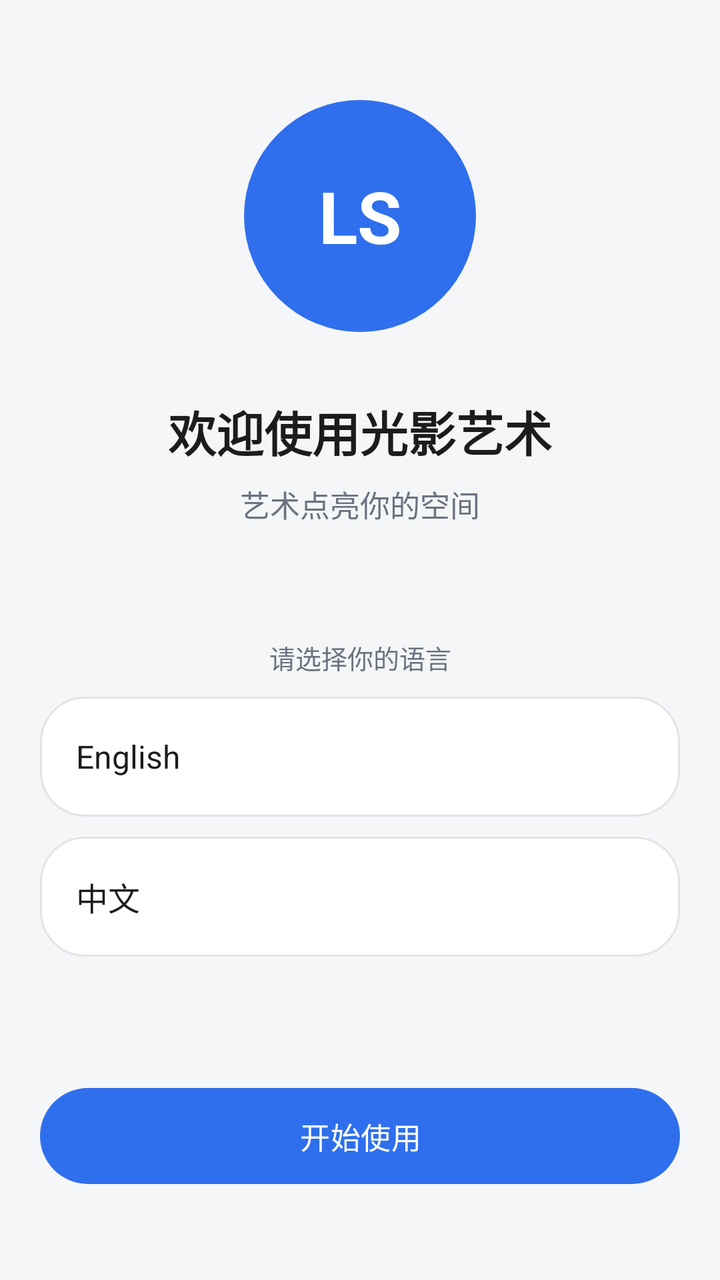
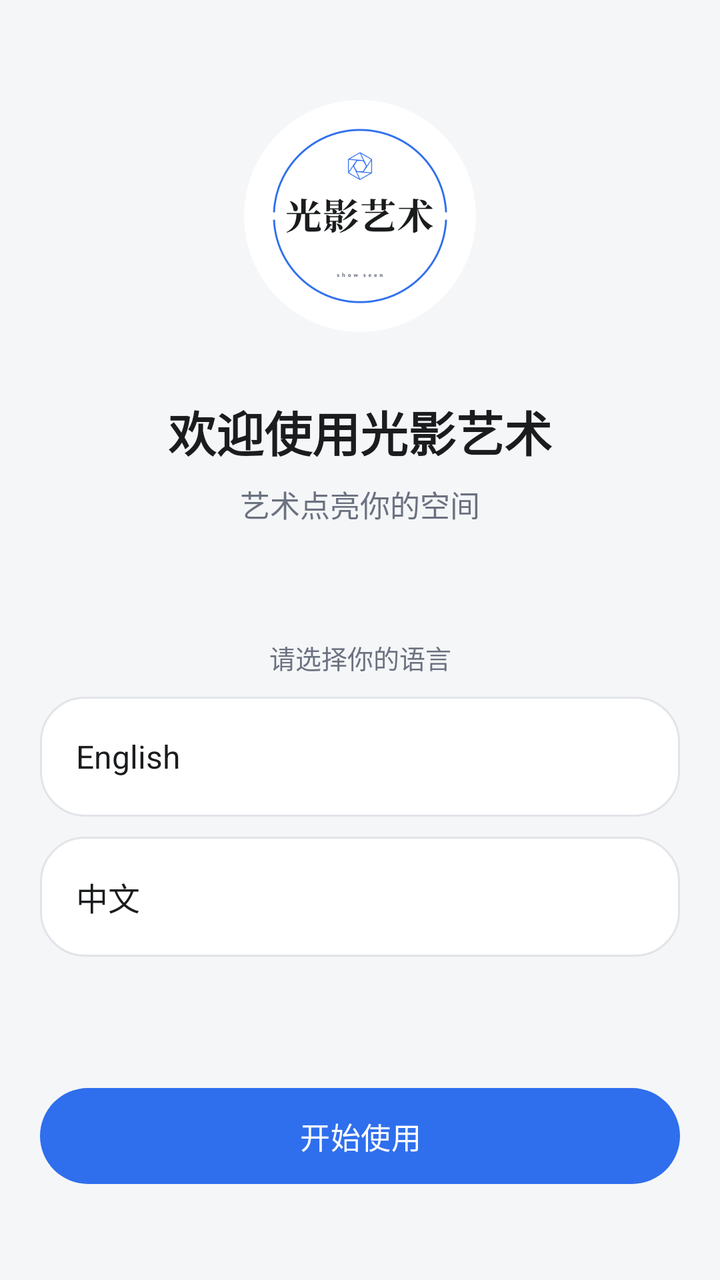

Screens rendered from an Android XML layout before and after an edit, with the pre-edit source and the edit as a unified diff.
<!-- AndroidManifest.xml: application theme Theme.LightShadowArtPhone -->
<!-- res/layout/activity_welcome.xml -->
<?xml version="1.0" encoding="utf-8"?>
<LinearLayout xmlns:android="http://schemas.android.com/apk/res/android"
    xmlns:app="http://schemas.android.com/apk/res-auto"
    android:layout_width="match_parent"
    android:layout_height="match_parent"
    android:background="@color/app_bg"
    android:orientation="vertical">

    <ScrollView
        android:layout_width="match_parent"
        android:layout_height="0dp"
        android:layout_weight="1"
        android:clipToPadding="false"
        android:fillViewport="true">

        <LinearLayout
            android:layout_width="match_parent"
            android:layout_height="wrap_content"
            android:orientation="vertical"
            android:paddingStart="@dimen/page_horizontal_padding"
            android:paddingTop="@dimen/page_vertical_padding"
            android:paddingEnd="@dimen/page_horizontal_padding"
            android:paddingBottom="@dimen/page_vertical_padding">

            
            <Space
                android:layout_width="match_parent"
                android:layout_height="0dp"
                android:layout_weight="0.4" />

            
            <TextView
                android:id="@+id/tv_welcome_logo"
                android:layout_width="@dimen/welcome_logo_size"
                android:layout_height="@dimen/welcome_logo_size"
                android:layout_gravity="center_horizontal"
                android:background="@drawable/bg_logo_disc"
                android:gravity="center"
                android:text="@string/welcome_logo_mark"
                android:textColor="@color/on_primary"
                android:textSize="@dimen/text_welcome_logo"
                android:textStyle="bold" />

            <TextView
                android:id="@+id/tv_welcome_title"
                style="@style/Text.TitleLarge"
                android:layout_width="match_parent"
                android:layout_height="wrap_content"
                android:layout_marginTop="@dimen/welcome_title_gap"
                android:gravity="center"
                android:text="@string/welcome_title" />

            <TextView
                android:id="@+id/tv_welcome_subtitle"
                style="@style/Text.Body"
                android:layout_width="match_parent"
                android:layout_height="wrap_content"
                android:layout_marginTop="@dimen/welcome_subtitle_gap"
                android:gravity="center"
                android:text="@string/welcome_subtitle"
                android:textColor="@color/text_secondary" />

            
            <TextView
                style="@style/Text.Hint"
                android:layout_width="match_parent"
                android:layout_height="wrap_content"
                android:layout_marginTop="@dimen/welcome_language_gap"
                android:layout_marginBottom="@dimen/item_gap"
                android:gravity="center"
                android:text="@string/welcome_choose_language" />

            <LinearLayout
                android:id="@+id/card_language_en"
                android:layout_width="match_parent"
                android:layout_height="wrap_content"
                android:background="@drawable/bg_card_outline"
                android:clickable="true"
                android:contentDescription="@string/language_en"
                android:focusable="true"
                android:gravity="center_vertical"
                android:minHeight="60dp"
                android:orientation="horizontal"
                android:paddingStart="@dimen/card_padding"
                android:paddingEnd="@dimen/card_padding">

                <TextView
                    android:id="@+id/tv_language_en"
                    style="@style/Text.RowTitle"
                    android:layout_width="0dp"
                    android:layout_height="wrap_content"
                    android:layout_weight="1"
                    android:importantForAccessibility="no"
                    android:text="@string/language_en" />

                <ImageView
                    android:id="@+id/iv_language_en_check"
                    android:layout_width="22dp"
                    android:layout_height="22dp"
                    android:contentDescription="@null"
                    android:importantForAccessibility="no"
                    android:src="@drawable/ic_check_circle"
                    android:visibility="invisible"
                    app:tint="@color/primary_blue" />
            </LinearLayout>

            <LinearLayout
                android:id="@+id/card_language_zh"
                android:layout_width="match_parent"
                android:layout_height="wrap_content"
                android:layout_marginTop="@dimen/item_gap"
                android:background="@drawable/bg_card_outline"
                android:clickable="true"
                android:contentDescription="@string/language_zh"
                android:focusable="true"
                android:gravity="center_vertical"
                android:minHeight="60dp"
                android:orientation="horizontal"
                android:paddingStart="@dimen/card_padding"
                android:paddingEnd="@dimen/card_padding">

                <TextView
                    android:id="@+id/tv_language_zh"
                    style="@style/Text.RowTitle"
                    android:layout_width="0dp"
                    android:layout_height="wrap_content"
                    android:layout_weight="1"
                    android:importantForAccessibility="no"
                    android:text="@string/language_zh" />

                <ImageView
                    android:id="@+id/iv_language_zh_check"
                    android:layout_width="22dp"
                    android:layout_height="22dp"
                    android:contentDescription="@null"
                    android:importantForAccessibility="no"
                    android:src="@drawable/ic_check_circle"
                    android:visibility="invisible"
                    app:tint="@color/primary_blue" />
            </LinearLayout>

            
            <Space
                android:layout_width="match_parent"
                android:layout_height="0dp"
                android:layout_weight="1.0" />

            <com.google.android.material.button.MaterialButton
                android:id="@+id/btn_welcome_start"
                style="@style/PillButton"
                android:layout_width="match_parent"
                android:layout_height="wrap_content"
                android:layout_marginBottom="@dimen/welcome_start_bottom_gap"
                android:text="@string/welcome_get_started" />
        </LinearLayout>
    </ScrollView>
</LinearLayout>
<!-- resources referenced by this layout -->
<resources>
  <color name="app_bg">#F5F6F8</color>
  <color name="on_primary">#FFFFFF</color>
  <color name="primary_blue">#2F6FED</color>
  <color name="text_secondary">#6B7280</color>
  <dimen name="card_padding">18dp</dimen>
  <dimen name="item_gap">10dp</dimen>
  <dimen name="page_horizontal_padding">20dp</dimen>
  <dimen name="page_vertical_padding">24dp</dimen>
  <dimen name="text_welcome_logo">36sp</dimen>
  <dimen name="welcome_language_gap">56dp</dimen>
  <dimen name="welcome_logo_size">116dp</dimen>
  <dimen name="welcome_start_bottom_gap">24dp</dimen>
  <dimen name="welcome_subtitle_gap">8dp</dimen>
  <dimen name="welcome_title_gap">32dp</dimen>
  <!-- drawable bg_card_outline (drawable) -->
  <?xml version="1.0" encoding="utf-8"?>
  <shape xmlns:android="http://schemas.android.com/apk/res/android"
      android:shape="rectangle">
      <solid android:color="@color/card_bg" />
      <stroke
          android:width="@dimen/divider_width"
          android:color="@color/divider_stroke" />
      <corners android:radius="@dimen/corner_large" />
  </shape>
  <!-- drawable bg_logo_disc (drawable) -->
  <?xml version="1.0" encoding="utf-8"?>
  <shape xmlns:android="http://schemas.android.com/apk/res/android"
      android:shape="oval">
      <solid android:color="@color/primary_blue" />
  </shape>
  <!-- drawable ic_check_circle (drawable) -->
  <?xml version="1.0" encoding="utf-8"?>
  <vector xmlns:android="http://schemas.android.com/apk/res/android"
      android:width="24dp"
      android:height="24dp"
      android:viewportWidth="24"
      android:viewportHeight="24">
      <path
          android:fillColor="@color/text_primary"
          android:pathData="M12 2.8A9.2 9.2 0 1 0 12 21.2 9.2 9.2 0 0 0 12 2.8zm-1.3 13.3-3.4-3.4 1.5-1.5 1.9 1.9 4.9-4.9 1.5 1.5z" />
  </vector>
  <string name="language_en">English</string>
  <string name="language_zh">中文</string>
  <string name="welcome_choose_language">请选择你的语言</string>
  <string name="welcome_get_started">开始使用</string>
  <string name="welcome_logo_mark">LS</string>
  <string name="welcome_subtitle">艺术点亮你的空间</string>
  <string name="welcome_title">欢迎使用光影艺术</string>
  <style name="Text.Body" parent="">
          <item name="android:textColor">@color/text_primary</item>
          <item name="android:textSize">@dimen/text_body</item>
          <item name="android:lineSpacingMultiplier">1.15</item>
      </style>
  <style name="Text.Hint" parent="">
          <item name="android:textColor">@color/text_secondary</item>
          <item name="android:textSize">@dimen/text_hint</item>
      </style>
  <style name="Text.RowTitle" parent="">
          <item name="android:textColor">@color/text_primary</item>
          <item name="android:textSize">@dimen/text_row_title</item>
      </style>
  <style name="Text.TitleLarge" parent="">
          <item name="android:textColor">@color/text_primary</item>
          <item name="android:textSize">@dimen/text_title_large</item>
          <item name="android:textStyle">bold</item>
      </style>
  <color name="card_bg">#FFFFFF</color>
  <dimen name="divider_width">1dp</dimen>
  <color name="divider_stroke">#E2E4E8</color>
  <dimen name="corner_large">22dp</dimen>
  <color name="text_primary">#1A1C1E</color>
  <dimen name="touch_min_height">48dp</dimen>
  <dimen name="text_button">15sp</dimen>
  <dimen name="corner_pill">28dp</dimen>
  <dimen name="text_body">15sp</dimen>
  <dimen name="text_hint">13sp</dimen>
  <dimen name="text_row_title">16sp</dimen>
  <dimen name="text_title_large">24sp</dimen>
  <color name="primary_soft">#E9EFFD</color>
  <color name="card_tint">#F5F6F8</color>
  <color name="status_destructive">#C0392B</color>
  <!-- unchanged entries left out for length: 2 -->
</resources>

<!-- the commit's change to res/layout/activity_welcome.xml (unified diff, before → after) -->
@@ -29,17 +29,16 @@
                 android:layout_weight="0.4" />
 
             
-            <TextView
-                android:id="@+id/tv_welcome_logo"
+            <ImageView
+                android:id="@+id/iv_welcome_logo"
                 android:layout_width="@dimen/welcome_logo_size"
                 android:layout_height="@dimen/welcome_logo_size"
                 android:layout_gravity="center_horizontal"
-                android:background="@drawable/bg_logo_disc"
-                android:gravity="center"
-                android:text="@string/welcome_logo_mark"
-                android:textColor="@color/on_primary"
-                android:textSize="@dimen/text_welcome_logo"
-                android:textStyle="bold" />
+                android:background="@drawable/bg_brand_logo_circle"
+                android:clipToOutline="true"
+                android:contentDescription="@string/app_name"
+                android:scaleType="fitCenter"
+                android:src="@drawable/ic_brand_logo" />
 
             <TextView
                 android:id="@+id/tv_welcome_title"
<!-- resource entries referenced after the edit -->
@@ -8,12 +8,17 @@
   <dimen name="item_gap">10dp</dimen>
   <dimen name="page_horizontal_padding">20dp</dimen>
   <dimen name="page_vertical_padding">24dp</dimen>
-  <dimen name="text_welcome_logo">36sp</dimen>
   <dimen name="welcome_language_gap">56dp</dimen>
   <dimen name="welcome_logo_size">116dp</dimen>
   <dimen name="welcome_start_bottom_gap">24dp</dimen>
   <dimen name="welcome_subtitle_gap">8dp</dimen>
   <dimen name="welcome_title_gap">32dp</dimen>
+  <!-- drawable bg_brand_logo_circle (drawable) -->
+  <?xml version="1.0" encoding="utf-8"?>
+  <shape xmlns:android="http://schemas.android.com/apk/res/android"
+      android:shape="oval">
+      <solid android:color="@color/card_bg" />
+  </shape>
   <!-- drawable bg_card_outline (drawable) -->
   <?xml version="1.0" encoding="utf-8"?>
   <shape xmlns:android="http://schemas.android.com/apk/res/android"
@@ -24,12 +29,7 @@
           android:color="@color/divider_stroke" />
       <corners android:radius="@dimen/corner_large" />
   </shape>
-  <!-- drawable bg_logo_disc (drawable) -->
-  <?xml version="1.0" encoding="utf-8"?>
-  <shape xmlns:android="http://schemas.android.com/apk/res/android"
-      android:shape="oval">
-      <solid android:color="@color/primary_blue" />
-  </shape>
+  <!-- drawable ic_brand_logo: png bitmap (drawable-xxxhdpi, 32694 bytes) -->
   <!-- drawable ic_check_circle (drawable) -->
   <?xml version="1.0" encoding="utf-8"?>
   <vector xmlns:android="http://schemas.android.com/apk/res/android"
@@ -41,11 +41,11 @@
           android:fillColor="@color/text_primary"
           android:pathData="M12 2.8A9.2 9.2 0 1 0 12 21.2 9.2 9.2 0 0 0 12 2.8zm-1.3 13.3-3.4-3.4 1.5-1.5 1.9 1.9 4.9-4.9 1.5 1.5z" />
   </vector>
+  <string name="app_name">光影艺术</string>
   <string name="language_en">English</string>
   <string name="language_zh">中文</string>
   <string name="welcome_choose_language">请选择你的语言</string>
   <string name="welcome_get_started">开始使用</string>
-  <string name="welcome_logo_mark">LS</string>
   <string name="welcome_subtitle">艺术点亮你的空间</string>
   <string name="welcome_title">欢迎使用光影艺术</string>
   <style name="Text.Body" parent="">
